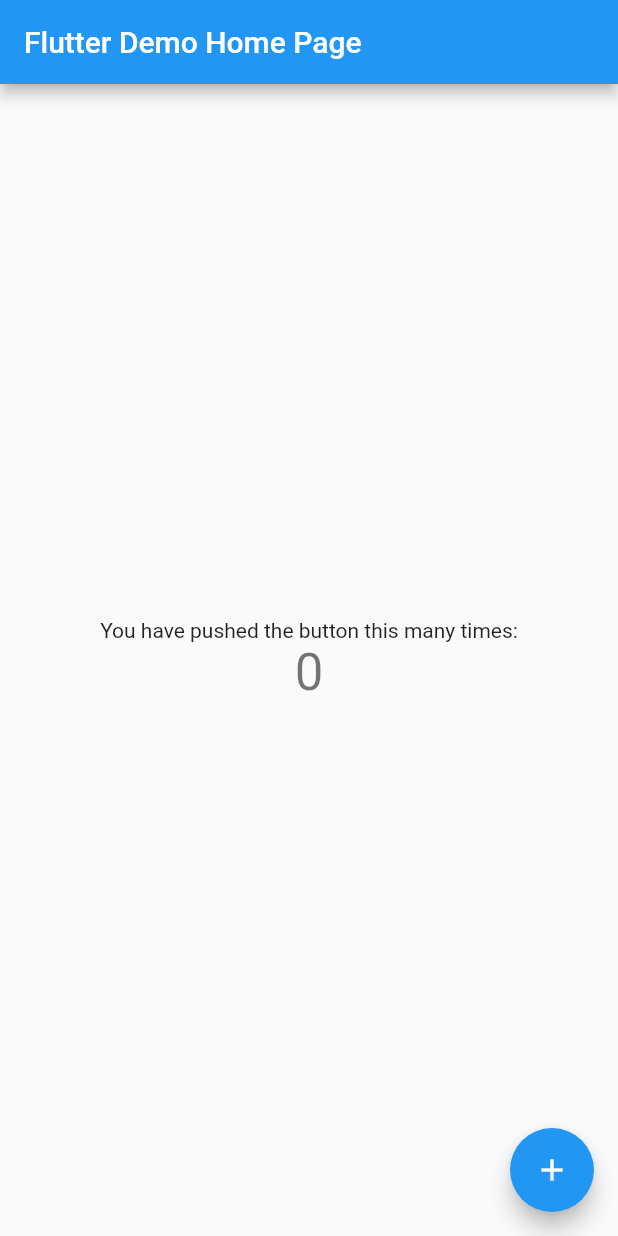
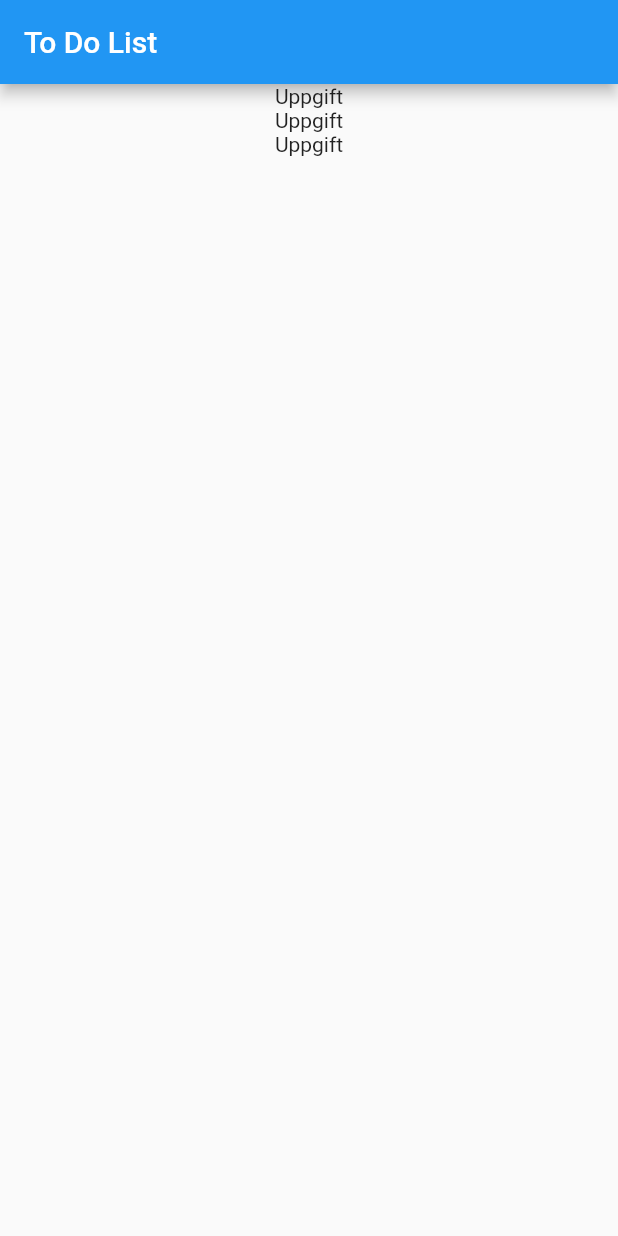
Before and after one commit to gu-tig333-ht22/gusanniecl, a Flutter app: the screen it shows after launch, on a phone screen of 412 x 824 dp. Run offline on Flutter 3.47's test engine with Material 2 defaults, Android fonts, the phone set to English and light mode, and no system bars.

Commit message:
Delat upp i vyer

```diff
--- /dev/null
+++ b/lib/homeview.dart
@@ -0,0 +1,27 @@
+// Skapa hemvyn med to do listan
+
+import 'package:flutter/material.dart';
+
+class MyHomePage extends StatelessWidget {
+  @override
+  Widget build(BuildContext context) {
+    return Scaffold(
+      appBar: AppBar(
+        title: Text('To Do List'),
+      ),
+      body: Center(
+        child: Column(
+          children: [
+            _task(),
+            _task(),
+            _task(),
+          ],
+        ),
+      ),
+    );
+  }
+
+  Widget _task() {
+    return Text('Uppgift');
+  }
+}
--- a/lib/main.dart
+++ b/lib/main.dart
@@ -1,115 +1,18 @@
+// Huvudfunktionen - Appen
+
 import 'package:flutter/material.dart';
+import 'homeview.dart';
+import 'secondview.dart';
 
 void main() {
-  runApp(const MyApp());
+  runApp(TodoApp());
 }
 
-class MyApp extends StatelessWidget {
-  const MyApp({Key? key}) : super(key: key);
-
-  // This widget is the root of your application.
+class TodoApp extends StatelessWidget {
   @override
   Widget build(BuildContext context) {
     return MaterialApp(
-      title: 'Flutter Demo',
-      theme: ThemeData(
-        // This is the theme of your application.
-        //
-        // Try running your application with "flutter run". You'll see the
-        // application has a blue toolbar. Then, without quitting the app, try
-        // changing the primarySwatch below to Colors.green and then invoke
-        // "hot reload" (press "r" in the console where you ran "flutter run",
-        // or simply save your changes to "hot reload" in a Flutter IDE).
-        // Notice that the counter didn't reset back to zero; the application
-        // is not restarted.
-        primarySwatch: Colors.blue,
-      ),
-      home: const MyHomePage(title: 'Flutter Demo Home Page'),
+      home: MyHomePage(),
     );
   }
 }
-
-class MyHomePage extends StatefulWidget {
-  const MyHomePage({Key? key, required this.title}) : super(key: key);
-
-  // This widget is the home page of your application. It is stateful, meaning
-  // that it has a State object (defined below) that contains fields that affect
-  // how it looks.
-
-  // This class is the configuration for the state. It holds the values (in this
-  // case the title) provided by the parent (in this case the App widget) and
-  // used by the build method of the State. Fields in a Widget subclass are
-  // always marked "final".
-
-  final String title;
-
-  @override
-  State<MyHomePage> createState() => _MyHomePageState();
-}
-
-class _MyHomePageState extends State<MyHomePage> {
-  int _counter = 0;
-
-  void _incrementCounter() {
-    setState(() {
-      // This call to setState tells the Flutter framework that something has
-      // changed in this State, which causes it to rerun the build method below
-      // so that the display can reflect the updated values. If we changed
-      // _counter without calling setState(), then the build method would not be
-      // called again, and so nothing would appear to happen.
-      _counter++;
-    });
-  }
-
-  @override
-  Widget build(BuildContext context) {
-    // This method is rerun every time setState is called, for instance as done
-    // by the _incrementCounter method above.
-    //
-    // The Flutter framework has been optimized to make rerunning build methods
-    // fast, so that you can just rebuild anything that needs updating rather
-    // than having to individually change instances of widgets.
-    return Scaffold(
-      appBar: AppBar(
-        // Here we take the value from the MyHomePage object that was created by
-        // the App.build method, and use it to set our appbar title.
-        title: Text(widget.title),
-      ),
-      body: Center(
-        // Center is a layout widget. It takes a single child and positions it
-        // in the middle of the parent.
-        child: Column(
-          // Column is also a layout widget. It takes a list of children and
-          // arranges them vertically. By default, it sizes itself to fit its
-          // children horizontally, and tries to be as tall as its parent.
-          //
-          // Invoke "debug painting" (press "p" in the console, choose the
-          // "Toggle Debug Paint" action from the Flutter Inspector in Android
-          // Studio, or the "Toggle Debug Paint" command in Visual Studio Code)
-          // to see the wireframe for each widget.
-          //
-          // Column has various properties to control how it sizes itself and
-          // how it positions its children. Here we use mainAxisAlignment to
-          // center the children vertically; the main axis here is the vertical
-          // axis because Columns are vertical (the cross axis would be
-          // horizontal).
-          mainAxisAlignment: MainAxisAlignment.center,
-          children: <Widget>[
-            const Text(
-              'You have pushed the button this many times:',
-            ),
-            Text(
-              '$_counter',
-              style: Theme.of(context).textTheme.headline4,
-            ),
-          ],
-        ),
-      ),
-      floatingActionButton: FloatingActionButton(
-        onPressed: _incrementCounter,
-        tooltip: 'Increment',
-        child: const Icon(Icons.add),
-      ), // This trailing comma makes auto-formatting nicer for build methods.
-    );
-  }
-}
--- /dev/null
+++ b/lib/secondview.dart
@@ -0,0 +1 @@
+// Vy två, där en uppgift kan adderas till to do listan
```
